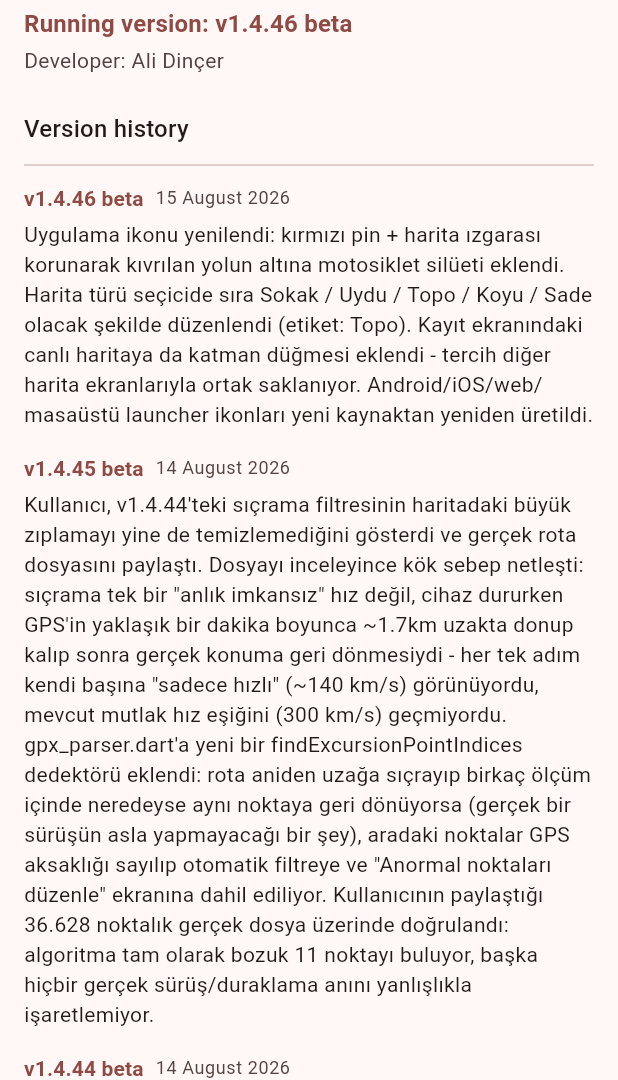
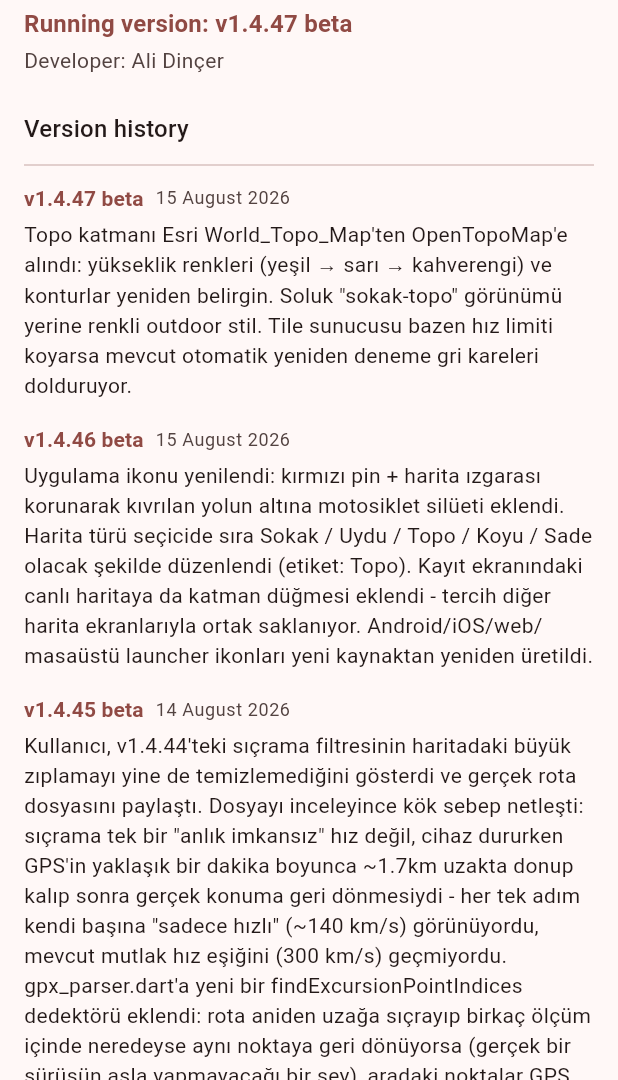
Before and after one commit to alid67-git/RideAtlas, a Flutter app: the AboutScreen screen opened directly, on a phone screen of 412 x 824 dp, the part 156-1236 px from its top. Run offline on Flutter 3.47's test engine with Material 3 defaults, Android fonts, the phone set to English and light mode, and no system bars; our stand-ins replace battery_plus, file_picker, fl_chart, flutter_map, geolocator, hive and 6 more; missing offline and left inert: exif, gpx, photo_manager; accounts and stored records are empty; generated files the repository leaves out were written again; network calls fail.

Commit message:
Switch Topo layer to colorful OpenTopoMap tiles
Replace muted Esri World_Topo_Map with OpenTopoMap's hypsometric
outdoor style (greens/browns by elevation). Existing tile retry
covers occasional rate limits. Bump to v1.4.47 beta.

Co-authored-by: alid67-git <alid67-git@users.noreply.github.com>

```diff
--- a/lib/build_info.dart
+++ b/lib/build_info.dart
@@ -1,9 +1,8 @@
 /// Bumped by hand on every push so the running build can be eyeballed on
 /// screen (Chrome tabs / dev servers can otherwise silently serve stale JS).
-const String kAppBuildLabel = 'v1.4.46 beta';
+const String kAppBuildLabel = 'v1.4.47 beta';
 
 /// Shown once, in a dialog, the first time this build label is seen.
 const String kAppBuildNote =
-    'Uygulama ikonu yenilendi (motor + yol). Harita türü listesinde Topo '
-    'öne alındı; kayıt haritasında da katman seçici var - sokak/uydu/topo/'
-    'koyu aynı tercihle her yerde geçerli.';
+    'Topo haritası renkli OpenTopoMap stiline döndü - yükseklik yeşil/'
+    'sarı/kahverengi tonlarıyla okunuyor (önceki soluk Esri topo yerine).';
--- a/lib/changelog.dart
+++ b/lib/changelog.dart
@@ -19,6 +19,16 @@ class ChangelogEntry {
 }
 
 const kChangelog = <ChangelogEntry>[
+  ChangelogEntry(
+    version: 'v1.4.47 beta',
+    date: '2026-08-15',
+    note:
+        'Topo katmanı Esri World_Topo_Map\'ten OpenTopoMap\'e alındı: '
+        'yükseklik renkleri (yeşil → sarı → kahverengi) ve konturlar '
+        'yeniden belirgin. Soluk "sokak-topo" görünümü yerine renkli '
+        'outdoor stil. Tile sunucusu bazen hız limiti koyarsa mevcut '
+        'otomatik yeniden deneme gri kareleri dolduruyor.',
+  ),
   ChangelogEntry(
     version: 'v1.4.46 beta',
     date: '2026-08-15',
--- a/lib/models/base_map_style.dart
+++ b/lib/models/base_map_style.dart
@@ -44,14 +44,14 @@ const kBaseMapStyles = <BaseMapStyle>[
     id: 'topo',
     label: 'Topo',
     icon: Icons.terrain,
-    // OpenTopoMap's own usage policy asks that apps NOT hotlink its tile
-    // server beyond light previewing - it rate-limits/blocks anything more,
-    // which is what caused the gray/missing-tile patches some riders saw.
-    // Esri's hosted World_Topo_Map is built for exactly this kind of
-    // embedding (same family as the 'satellite' style above).
-    urlTemplate:
-        'https://server.arcgisonline.com/ArcGIS/rest/services/World_Topo_Map/MapServer/tile/{z}/{y}/{x}',
-    attribution: 'Esri, HERE, Garmin, FAO, NOAA, USGS, OpenStreetMap katkıda bulunanlar',
+    // Colorful hypsometric outdoor style (greens → browns by elevation +
+    // contour lines). Esri World_Topo_Map was more muted/"street-topo";
+    // riders preferred this look. OpenTopoMap can rate-limit under load -
+    // map screens already auto-retry failed tiles when that happens.
+    urlTemplate: 'https://{s}.tile.opentopomap.org/{z}/{x}/{y}.png',
+    subdomains: ['a', 'b', 'c'],
+    attribution:
+        'OpenStreetMap katkıda bulunanlar, SRTM | OpenTopoMap (CC-BY-SA)',
   ),
   BaseMapStyle(
     id: 'dark',
```
